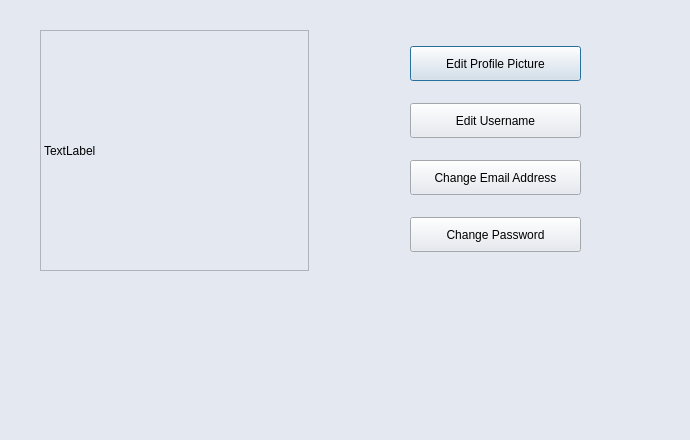
First picture: the form in concurrentTextEditor/accountsettings.ui, repository scottiexdev/concurrentTextEditor, before the edit.
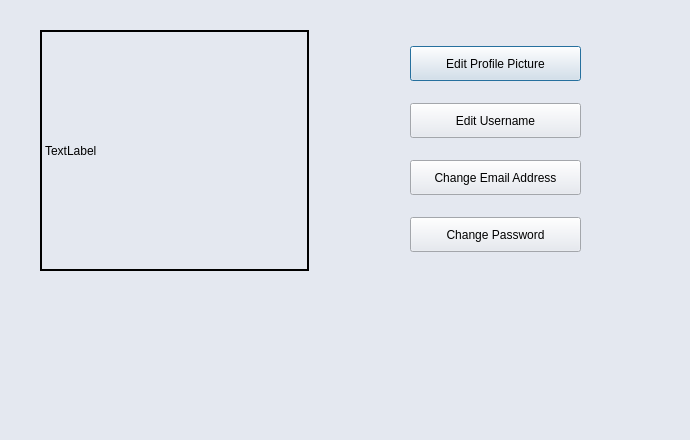
Second picture: the form after the edit.

```diff
--- a/concurrentTextEditor/accountsettings.ui
+++ b/concurrentTextEditor/accountsettings.ui
@@ -556,7 +556,7 @@
        </size>
       </property>
       <property name="frameShape">
-       <enum>QFrame::StyledPanel</enum>
+       <enum>QFrame::WinPanel</enum>
       </property>
       <property name="text">
        <string>TextLabel</string>
```
